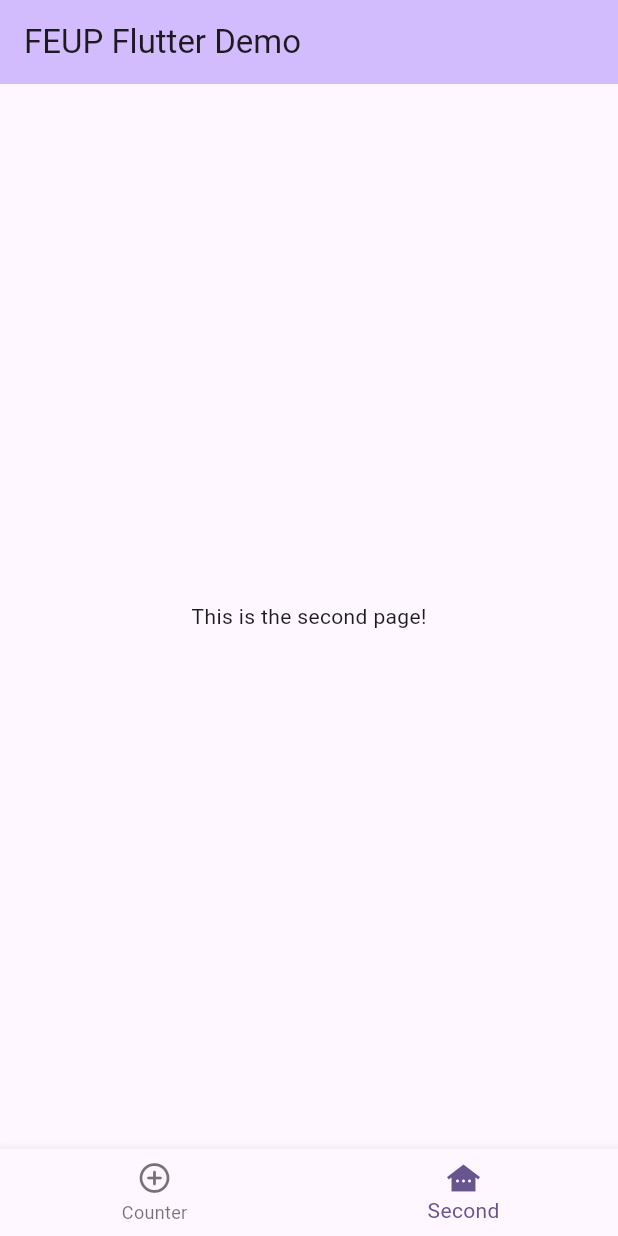
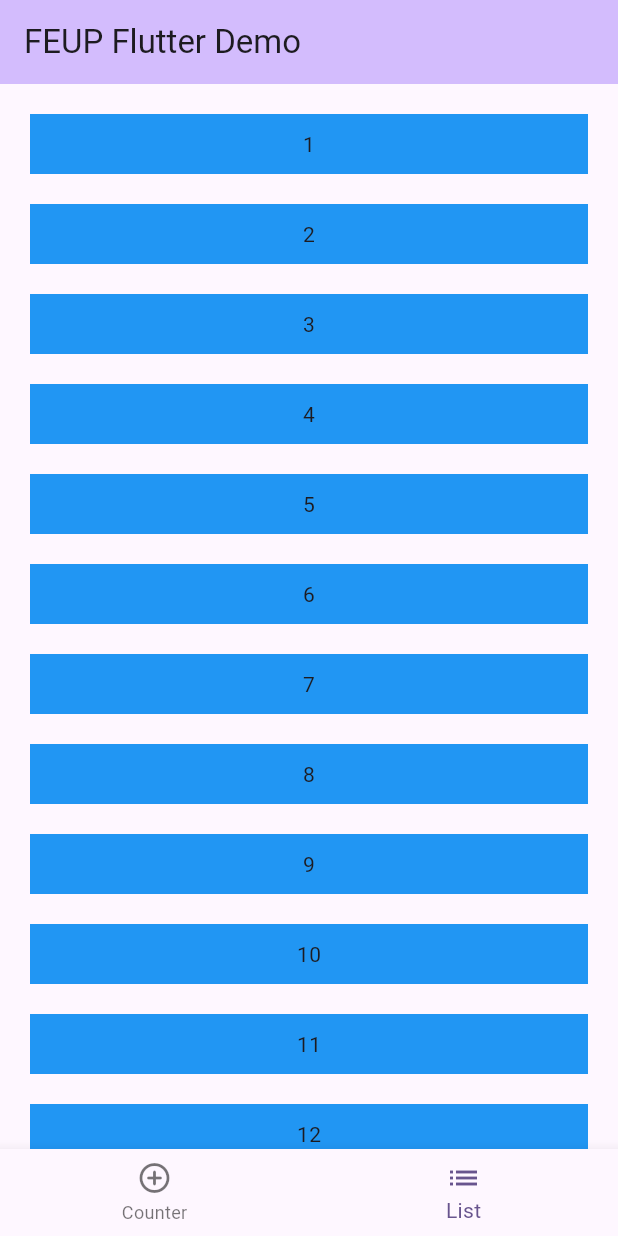
Before and after one commit to a-manuel-pereira-alb/feup_flutter_demo, a Flutter app: the screen it shows after launch, item 2 of the bottom bar chosen, on a phone screen of 412 x 824 dp. Run offline on Flutter 3.47's test engine with Material 3 defaults, Android fonts, the phone set to English and light mode, and no system bars.

Commit message:
- Changed the SecondPage to ListPage; - Added a generated List to a Column on ListPage; - Changed the Second option on ShellPage.

```diff
--- a/lib/ui/counter_page.dart
+++ b/lib/ui/counter_page.dart
@@ -1,7 +1,7 @@
 import 'package:feup_flutter_demo/components/my_colored_box.dart';
 import 'package:feup_flutter_demo/components/my_stateful_widget.dart';
 import 'package:feup_flutter_demo/components/my_widget.dart';
-import 'package:feup_flutter_demo/ui/second_page.dart';
+import 'package:feup_flutter_demo/ui/list_page.dart';
 import 'package:flutter/material.dart';
 
 class CounterPage extends StatefulWidget {
@@ -27,7 +27,7 @@ class _CounterPageState extends State<CounterPage> {
               Navigator.push(
                 context,
                 MaterialPageRoute(
-                  builder: (context) => const SecondPage(),
+                  builder: (context) => const ListPage(),
                 ),
               );
             },
--- /dev/null
+++ b/lib/ui/list_page.dart
@@ -0,0 +1,42 @@
+import 'package:flutter/material.dart';
+
+class ListPage extends StatefulWidget {
+  const ListPage({
+    super.key,
+  });
+
+  @override
+  State<ListPage> createState() => _ListPageState();
+}
+
+class _ListPageState extends State<ListPage> {
+  @override
+  Widget build(BuildContext context) {
+    final listItems = List<int>.generate(1000, (index) => index + 1);
+
+    return Material(
+      child: SingleChildScrollView(
+        child: Padding(
+          padding: const EdgeInsets.symmetric(vertical: 20),
+          child: Column(
+            crossAxisAlignment: CrossAxisAlignment.stretch,
+            children: listItems
+                .map(
+                  (listItem) => Padding(
+                    padding: const EdgeInsets.symmetric(horizontal: 20).copyWith(bottom: 20),
+                    child: Container(
+                      padding: const EdgeInsets.all(10),
+                      color: Colors.blue,
+                      child: Center(
+                        child: Text(listItem.toString()),
+                      ),
+                    ),
+                  ),
+                )
+                .toList(),
+          ),
+        ),
+      ),
+    );
+  }
+}
--- a/lib/ui/second_page.dart
+++ /dev/null
@@ -1,21 +0,0 @@
-import 'package:flutter/material.dart';
-
-class SecondPage extends StatefulWidget {
-  const SecondPage({
-    super.key,
-  });
-
-  @override
-  State<SecondPage> createState() => _SecondPageState();
-}
-
-class _SecondPageState extends State<SecondPage> {
-  @override
-  Widget build(BuildContext context) {
-    return const Material(
-      child: Center(
-        child: Text('This is the second page!'),
-      ),
-    );
-  }
-}
--- a/lib/ui/shell_page.dart
+++ b/lib/ui/shell_page.dart
@@ -1,5 +1,5 @@
 import 'package:feup_flutter_demo/ui/counter_page.dart';
-import 'package:feup_flutter_demo/ui/second_page.dart';
+import 'package:feup_flutter_demo/ui/list_page.dart';
 import 'package:flutter/material.dart';
 
 class ShellPage extends StatefulWidget {
@@ -33,8 +33,8 @@ class _ShellPageState extends State<ShellPage> {
 
           // Second Menu Item
           BottomNavigationBarItem(
-            icon: Icon(Icons.other_houses),
-            label: 'Second',
+            icon: Icon(Icons.list),
+            label: 'List',
           ),
         ],
         onTap: (index) => _changePage(pageIndex: index),
@@ -46,7 +46,7 @@ class _ShellPageState extends State<ShellPage> {
     if (_selectedIndex == 0) {
       return const CounterPage();
     } else {
-      return const SecondPage();
+      return const ListPage();
     }
   }
 
```
